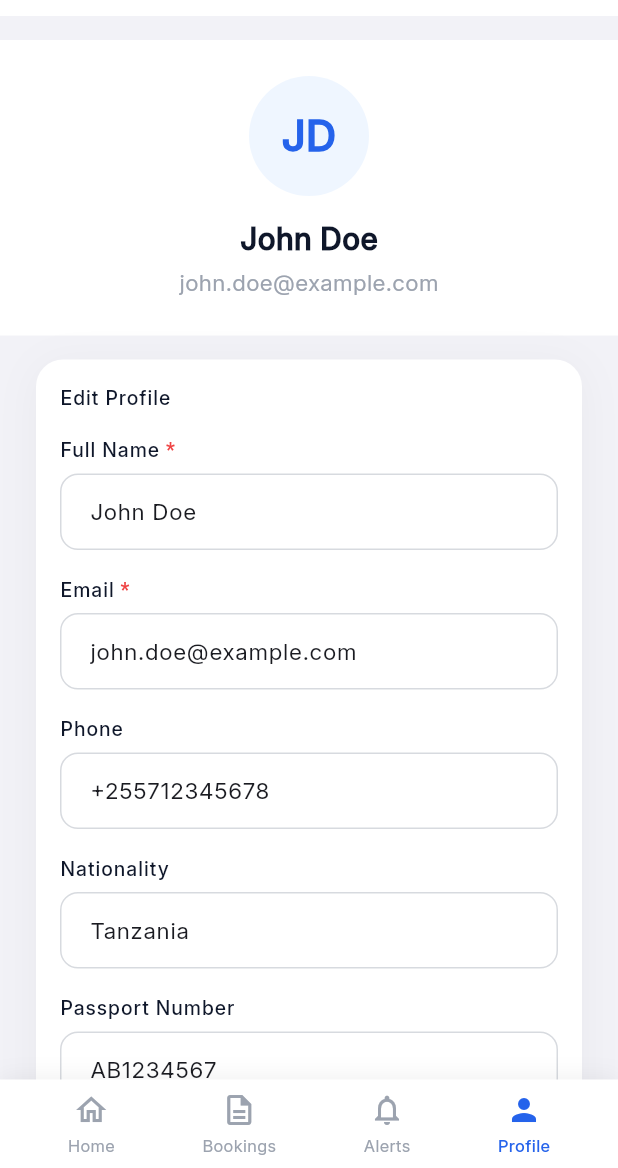
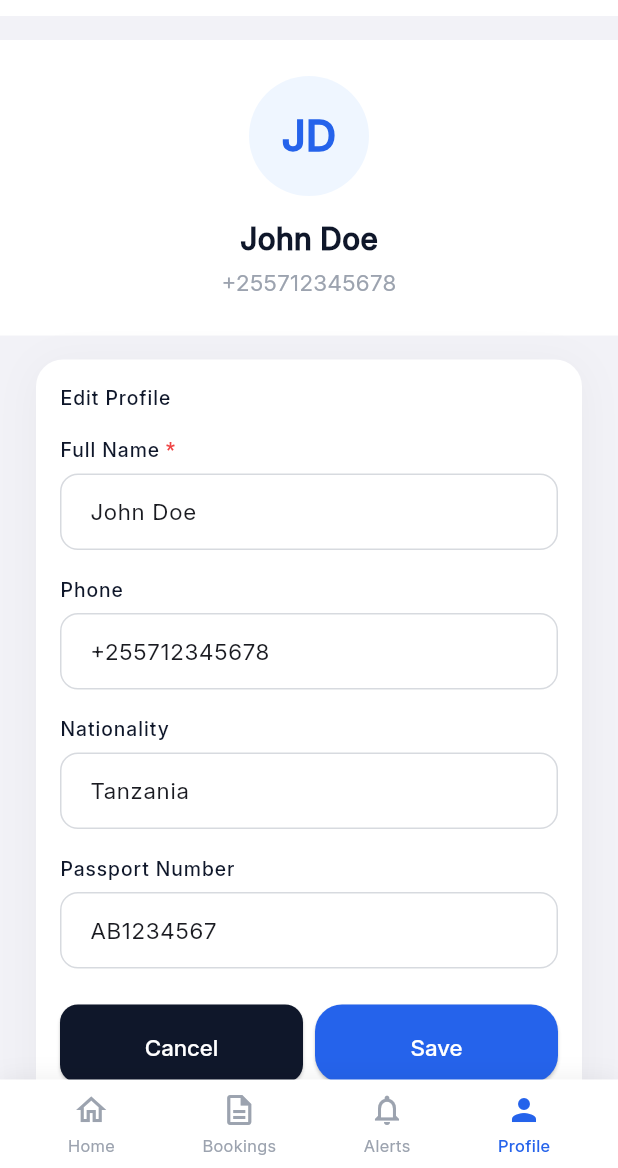
Before and after one commit to luisosena/afyamsafiri-mobile-portal, a Flutter app: the ProfileScreen screen opened by its route, after a tap on "Edit", on a phone screen of 412 x 824 dp, the part 68-1236 px from its top. Run offline on Flutter 3.47's test engine with Material 3 defaults, Android fonts, the phone set to English and light mode, and no system bars; our stand-ins replace connectivity_plus, go_router, qr_flutter, shared_preferences; missing offline and left inert: d2_touch; accounts and stored records are empty.

Commit message:
refactor: drop email field from Profile feature

```diff
--- a/lib/features/profile/data/datasources/profile_datasource.dart
+++ b/lib/features/profile/data/datasources/profile_datasource.dart
@@ -4,7 +4,6 @@ abstract class ProfileDataSource {
   Future<ProfileModel> getProfile();
   Future<ProfileModel> updateProfile({
     String? fullName,
-    String? email,
     String? phone,
     String? nationality,
     String? passportNumber,
--- a/lib/features/profile/data/datasources/profile_mock_datasource.dart
+++ b/lib/features/profile/data/datasources/profile_mock_datasource.dart
@@ -5,7 +5,6 @@ class ProfileMockDataSource implements ProfileDataSource {
   final Map<String, dynamic> _profile = {
     'id': 'mock-user-001',
     'fullName': 'John Doe',
-    'email': 'john.doe@example.com',
     'phone': '+255712345678',
     'nationality': 'Tanzania',
     'passportNumber': 'AB1234567',
@@ -20,7 +19,6 @@ class ProfileMockDataSource implements ProfileDataSource {
   @override
   Future<ProfileModel> updateProfile({
     String? fullName,
-    String? email,
     String? phone,
     String? nationality,
     String? passportNumber,
@@ -28,7 +26,6 @@ class ProfileMockDataSource implements ProfileDataSource {
     await Future.delayed(const Duration(seconds: 1));
 
     if (fullName != null) _profile['fullName'] = fullName;
-    if (email != null) _profile['email'] = email;
     if (phone != null) _profile['phone'] = phone;
     if (nationality != null) _profile['nationality'] = nationality;
     if (passportNumber != null) _profile['passportNumber'] = passportNumber;
--- a/lib/features/profile/data/mappers/profile_mappers.dart
+++ b/lib/features/profile/data/mappers/profile_mappers.dart
@@ -5,7 +5,6 @@ Profile mapD2UserToProfile(User user) {
   return Profile(
     id: user.id ?? '',
     fullName: '${user.firstName} ${user.surname ?? ''}'.trim(),
-    email: user.username ?? '',
     phone: user.phoneNumber,
   );
 }
--- a/lib/features/profile/data/models/profile_model.dart
+++ b/lib/features/profile/data/models/profile_model.dart
@@ -4,7 +4,6 @@ class ProfileModel {
   const ProfileModel({
     required this.id,
     required this.fullName,
-    required this.email,
     this.phone,
     this.nationality,
     this.passportNumber,
@@ -13,7 +12,6 @@ class ProfileModel {
 
   final String id;
   final String fullName;
-  final String email;
   final String? phone;
   final String? nationality;
   final String? passportNumber;
@@ -23,7 +21,6 @@ class ProfileModel {
     return ProfileModel(
       id: json['id'] as String,
       fullName: json['fullName'] as String,
-      email: json['email'] as String,
       phone: json['phone'] as String?,
       nationality: json['nationality'] as String?,
       passportNumber: json['passportNumber'] as String?,
@@ -35,7 +32,6 @@ class ProfileModel {
     return Profile(
       id: id,
       fullName: fullName,
-      email: email,
       phone: phone,
       nationality: nationality,
       passportNumber: passportNumber,
@@ -46,7 +42,6 @@ class ProfileModel {
   Map<String, dynamic> toJson() => {
         'id': id,
         'fullName': fullName,
-        'email': email,
         if (phone != null) 'phone': phone,
         if (nationality != null) 'nationality': nationality,
         if (passportNumber != null) 'passportNumber': passportNumber,
--- a/lib/features/profile/data/repositories/profile_repository_impl.dart
+++ b/lib/features/profile/data/repositories/profile_repository_impl.dart
@@ -18,14 +18,12 @@ class ProfileRepositoryImpl implements ProfileRepository {
   @override
   Future<Profile> updateProfile({
     String? fullName,
-    String? email,
     String? phone,
     String? nationality,
     String? passportNumber,
   }) async {
     final model = await remoteDataSource.updateProfile(
       fullName: fullName,
-      email: email,
       phone: phone,
       nationality: nationality,
       passportNumber: passportNumber,
--- a/lib/features/profile/domain/entities/profile.dart
+++ b/lib/features/profile/domain/entities/profile.dart
@@ -2,7 +2,6 @@ class Profile {
   const Profile({
     required this.id,
     required this.fullName,
-    required this.email,
     this.phone,
     this.nationality,
     this.passportNumber,
@@ -11,7 +10,6 @@ class Profile {
 
   final String id;
   final String fullName;
-  final String email;
   final String? phone;
   final String? nationality;
   final String? passportNumber;
@@ -19,7 +17,6 @@ class Profile {
 
   Profile copyWith({
     String? fullName,
-    String? email,
     String? phone,
     String? nationality,
     String? passportNumber,
@@ -28,7 +25,6 @@ class Profile {
     return Profile(
       id: id,
       fullName: fullName ?? this.fullName,
-      email: email ?? this.email,
       phone: phone ?? this.phone,
       nationality: nationality ?? this.nationality,
       passportNumber: passportNumber ?? this.passportNumber,
--- a/lib/features/profile/domain/repositories/profile_repository.dart
+++ b/lib/features/profile/domain/repositories/profile_repository.dart
@@ -5,7 +5,6 @@ abstract class ProfileRepository {
 
   Future<Profile> updateProfile({
     String? fullName,
-    String? email,
     String? phone,
     String? nationality,
     String? passportNumber,
--- a/lib/features/profile/presentation/providers/profile_provider.dart
+++ b/lib/features/profile/presentation/providers/profile_provider.dart
@@ -37,7 +37,6 @@ class ProfileProvider extends ChangeNotifier {
 
   Future<bool> updateProfile({
     String? fullName,
-    String? email,
     String? phone,
     String? nationality,
     String? passportNumber,
@@ -49,7 +48,6 @@ class ProfileProvider extends ChangeNotifier {
     try {
       _profile = await _repository.updateProfile(
         fullName: fullName,
-        email: email,
         phone: phone,
         nationality: nationality,
         passportNumber: passportNumber,
--- a/lib/features/profile/presentation/screens/profile_screen.dart
+++ b/lib/features/profile/presentation/screens/profile_screen.dart
@@ -129,7 +129,6 @@ class _ProfileScreenState extends State<ProfileScreen> {
                   onSave: (data) async {
                     final success = await provider.updateProfile(
                       fullName: data['fullName'],
-                      email: data['email'],
                       phone: data['phone'],
                       nationality: data['nationality'],
                       passportNumber: data['passportNumber'],
--- a/lib/features/profile/presentation/widgets/profile_edit_form.dart
+++ b/lib/features/profile/presentation/widgets/profile_edit_form.dart
@@ -28,7 +28,6 @@ class ProfileEditForm extends StatefulWidget {
 class _ProfileEditFormState extends State<ProfileEditForm> {
   final _formKey = GlobalKey<FormState>();
   late final TextEditingController _nameController;
-  late final TextEditingController _emailController;
   late final TextEditingController _phoneController;
   late final TextEditingController _nationalityController;
   late final TextEditingController _passportController;
@@ -37,7 +36,6 @@ class _ProfileEditFormState extends State<ProfileEditForm> {
   void initState() {
     super.initState();
     _nameController = TextEditingController(text: widget.profile.fullName);
-    _emailController = TextEditingController(text: widget.profile.email);
     _phoneController = TextEditingController(text: widget.profile.phone ?? '');
     _nationalityController = TextEditingController(text: widget.profile.nationality ?? '');
     _passportController = TextEditingController(text: widget.profile.passportNumber ?? '');
@@ -46,7 +44,6 @@ class _ProfileEditFormState extends State<ProfileEditForm> {
   @override
   void dispose() {
     _nameController.dispose();
-    _emailController.dispose();
     _phoneController.dispose();
     _nationalityController.dispose();
     _passportController.dispose();
@@ -57,7 +54,6 @@ class _ProfileEditFormState extends State<ProfileEditForm> {
     if (!_formKey.currentState!.validate()) return;
     widget.onSave({
       'fullName': _nameController.text.trim(),
-      'email': _emailController.text.trim(),
       'phone': _phoneController.text.trim(),
       'nationality': _nationalityController.text.trim(),
       'passportNumber': _passportController.text.trim(),
@@ -94,19 +90,6 @@ class _ProfileEditFormState extends State<ProfileEditForm> {
               hint: 'Enter your full name',
               required: true,
               validator: (v) => v == null || v.trim().isEmpty ? 'Name is required' : null,
-            ),
-            const SizedBox(height: AppSpacing.md),
-            TextInput(
-              controller: _emailController,
-              label: 'Email',
-              hint: 'Enter your email',
-              required: true,
-              keyboardType: TextInputType.emailAddress,
-              validator: (v) {
-                if (v == null || v.trim().isEmpty) return 'Email is required';
-                if (!v.contains('@')) return 'Enter a valid email';
-                return null;
-              },
             ),
             const SizedBox(height: AppSpacing.md),
             TextInput(
--- a/lib/features/profile/presentation/widgets/profile_header.dart
+++ b/lib/features/profile/presentation/widgets/profile_header.dart
@@ -56,12 +56,13 @@ class ProfileHeader extends StatelessWidget {
             ),
           ),
           const SizedBox(height: 4),
-          Text(
-            profile.email,
-            style: AppTextStyles.body.copyWith(
-              color: AppColors.textMuted,
+          if (profile.phone != null)
+            Text(
+              profile.phone!,
+              style: AppTextStyles.body.copyWith(
+                color: AppColors.textMuted,
+              ),
             ),
-          ),
         ],
       ),
     );
--- a/lib/features/profile/presentation/widgets/profile_info_section.dart
+++ b/lib/features/profile/presentation/widgets/profile_info_section.dart
@@ -55,8 +55,6 @@ class ProfileInfoSection extends StatelessWidget {
           const Divider(height: 1, color: AppColors.surfaceGray),
           SummaryRow(label: 'Full Name', value: profile.fullName),
           const Divider(height: 1, indent: 16, endIndent: 16, color: AppColors.surfaceGray),
-          SummaryRow(label: 'Email', value: profile.email),
-          const Divider(height: 1, indent: 16, endIndent: 16, color: AppColors.surfaceGray),
           SummaryRow(label: 'Phone', value: profile.phone ?? 'Not provided'),
           const Divider(height: 1, indent: 16, endIndent: 16, color: AppColors.surfaceGray),
           SummaryRow(label: 'Nationality', value: profile.nationality ?? 'Not provided'),
```
Also changed, not shown: 1 other file.
